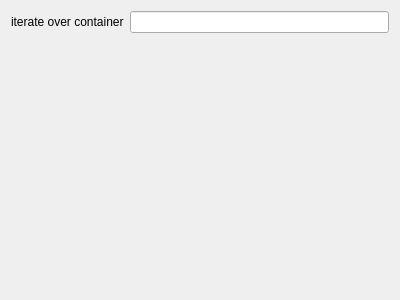
Ulle84/UllesSourceCode, file DevelopmentHelper/CodeAssistant.ui: the form before one commit.
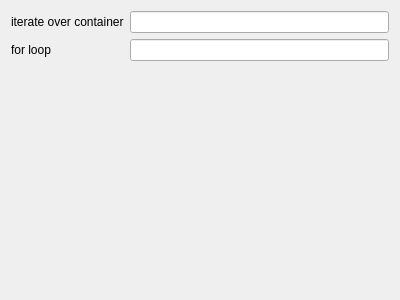
The form after the commit.

The edit to the form file:
```diff
--- a/DevelopmentHelper/CodeAssistant.ui
+++ b/DevelopmentHelper/CodeAssistant.ui
@@ -14,9 +14,6 @@
    <string>Form</string>
   </property>
   <layout class="QGridLayout" name="gridLayout">
-   <item row="0" column="1">
-    <widget class="QLineEdit" name="lineEditContainer"/>
-   </item>
    <item row="0" column="0">
     <widget class="QLabel" name="label">
      <property name="text">
@@ -24,7 +21,7 @@
      </property>
     </widget>
    </item>
-   <item row="1" column="0">
+   <item row="2" column="0">
     <spacer name="verticalSpacer">
      <property name="orientation">
       <enum>Qt::Vertical</enum>
@@ -37,6 +34,19 @@
      </property>
     </spacer>
    </item>
+   <item row="0" column="1">
+    <widget class="QLineEdit" name="lineEditContainer"/>
+   </item>
+   <item row="1" column="0">
+    <widget class="QLabel" name="label_2">
+     <property name="text">
+      <string>for loop</string>
+     </property>
+    </widget>
+   </item>
+   <item row="1" column="1">
+    <widget class="QLineEdit" name="lineEditForLoop"/>
+   </item>
   </layout>
  </widget>
  <resources/>
```
